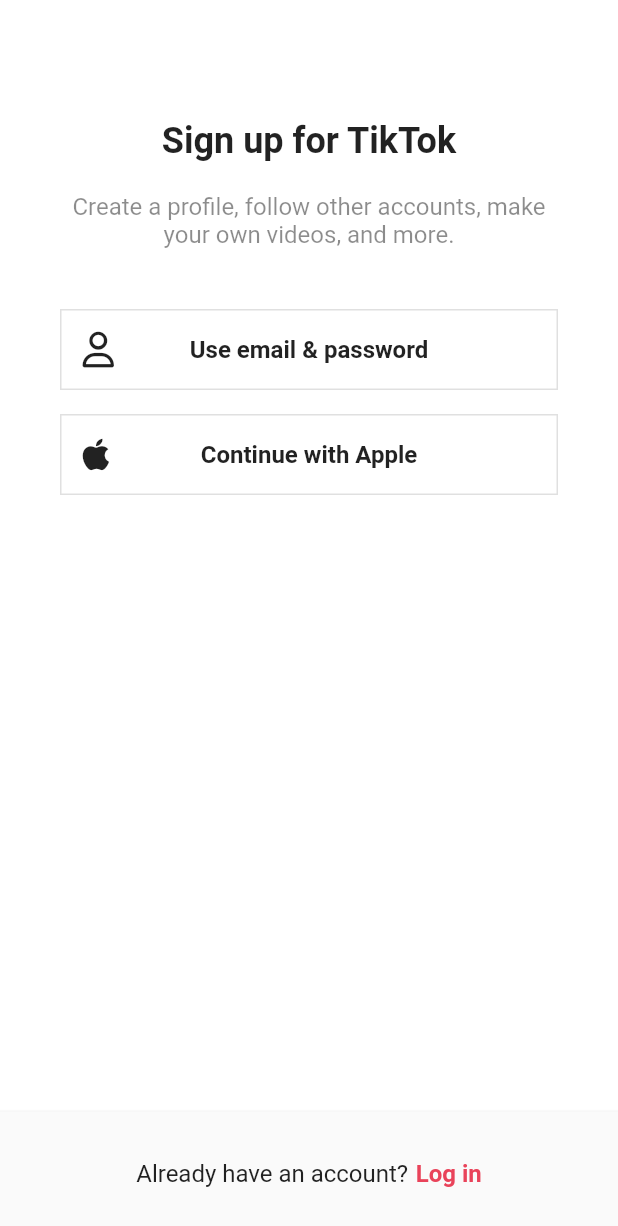
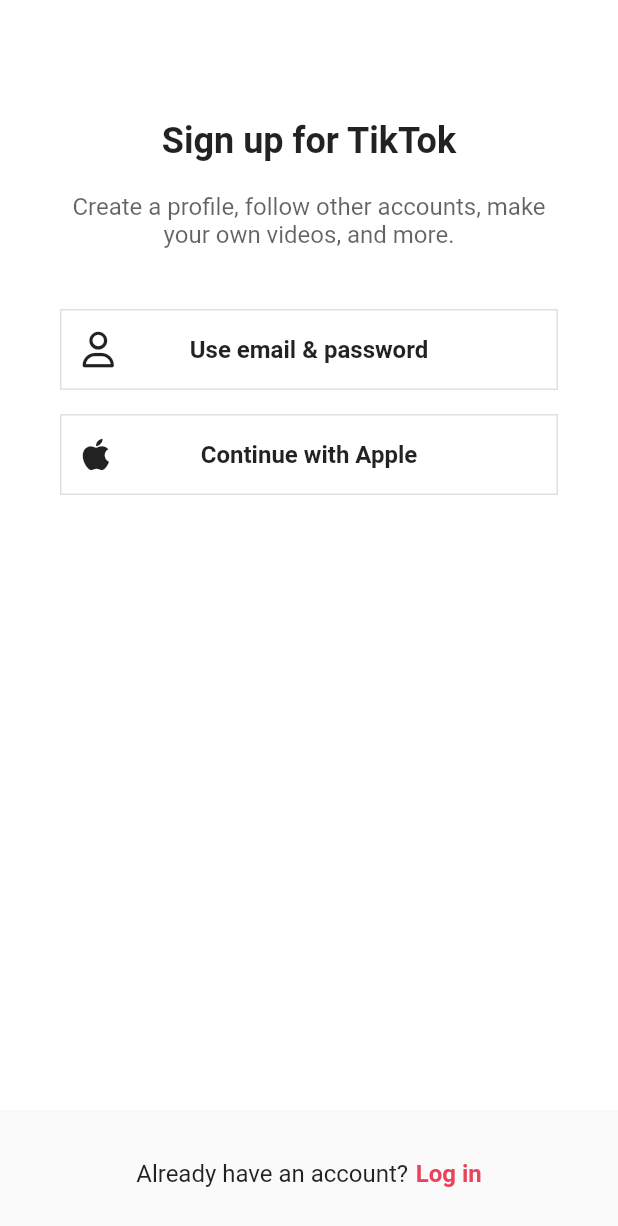
Before and after one commit to seo081225/tiktok_clone, a Flutter app: the SignUpScreen screen opened directly, on a phone screen of 412 x 824 dp. Shown: the top 1226 px of the screen. Run offline on Flutter 3.47's test engine with Material 2 defaults, Android fonts, the phone set to English and light mode, and no system bars; our stand-ins replace font_awesome_flutter, video_player, visibility_detector.

Commit message:
#15.0 Introduction

```diff
--- a/lib/features/authentication/sign_up_screen.dart
+++ b/lib/features/authentication/sign_up_screen.dart
@@ -5,6 +5,7 @@
 import 'package:tiktok_clone_2023/features/authentication/login_screen.dart';
 import 'package:tiktok_clone_2023/features/authentication/username_screen.dart';
 import 'package:tiktok_clone_2023/features/authentication/widgets/auth_button.dart';
+import 'package:tiktok_clone_2023/utils.dart';
 
 class SignUpScreen extends StatelessWidget {
   const SignUpScreen({super.key});
@@ -54,13 +55,15 @@
                     ),
                   ),
                   Gaps.v20,
-                  const Text(
-                    "Create a profile, follow other accounts, make your own videos, and more.",
-                    style: TextStyle(
-                      fontSize: Sizes.size16,
-                      color: Colors.black45,
+                  const Opacity(
+                    opacity: 0.7,
+                    child: Text(
+                      "Create a profile, follow other accounts, make your own videos, and more.",
+                      style: TextStyle(
+                        fontSize: Sizes.size16,
+                      ),
+                      textAlign: TextAlign.center,
                     ),
-                    textAlign: TextAlign.center,
                   ),
                   Gaps.v40,
                   if (orientation == Orientation.portrait) ...[
@@ -103,7 +106,7 @@
             ),
           ),
           bottomNavigationBar: BottomAppBar(
-            color: Colors.grey.shade50,
+            color: isDarkMode(context) ? null : Colors.grey.shade50,
             elevation: 2,
             child: Padding(
               padding: const EdgeInsets.symmetric(
--- /dev/null
+++ b/lib/utils.dart
@@ -0,0 +1,4 @@
+import 'package:flutter/material.dart';
+
+bool isDarkMode(BuildContext context) =>
+    MediaQuery.of(context).platformBrightness == Brightness.dark;
--- a/pubspec.yaml
+++ b/pubspec.yaml
@@ -39,6 +39,8 @@
 
   video_player: 2.4.10
   visibility_detector: 0.3.3
+
+  google_fonts: 4.0.1
 
 dev_dependencies:
   flutter_test:
```
Also changed, not shown: lib/main.dart (+11 -1 lines), pubspec.lock, 1 other file.
